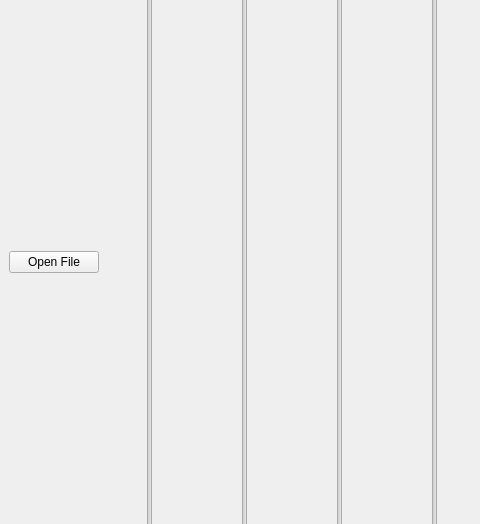
Above: UI.ui from ASquaredM/KawaiiDevs-Eq before the change; both pictures show x 0 to 480 and y 118 to 642 of the 1153 by 777 pixel window. Below: the same form after it.
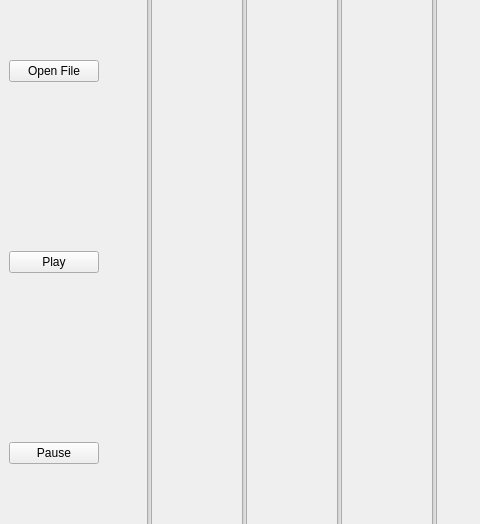
That is the form after the change. Custom widgets are drawn as their Qt base class.

Commit message: Adding Sound Functionality

```diff
--- a/UI.ui
+++ b/UI.ui
@@ -35,6 +35,20 @@
             </property>
            </widget>
           </item>
+          <item>
+           <widget class="QPushButton" name="PlaySound">
+            <property name="text">
+             <string>Play</string>
+            </property>
+           </widget>
+          </item>
+          <item>
+           <widget class="QPushButton" name="Pause">
+            <property name="text">
+             <string>Pause</string>
+            </property>
+           </widget>
+          </item>
          </layout>
         </item>
         <item>
```
The commit also changes 5 other files.
